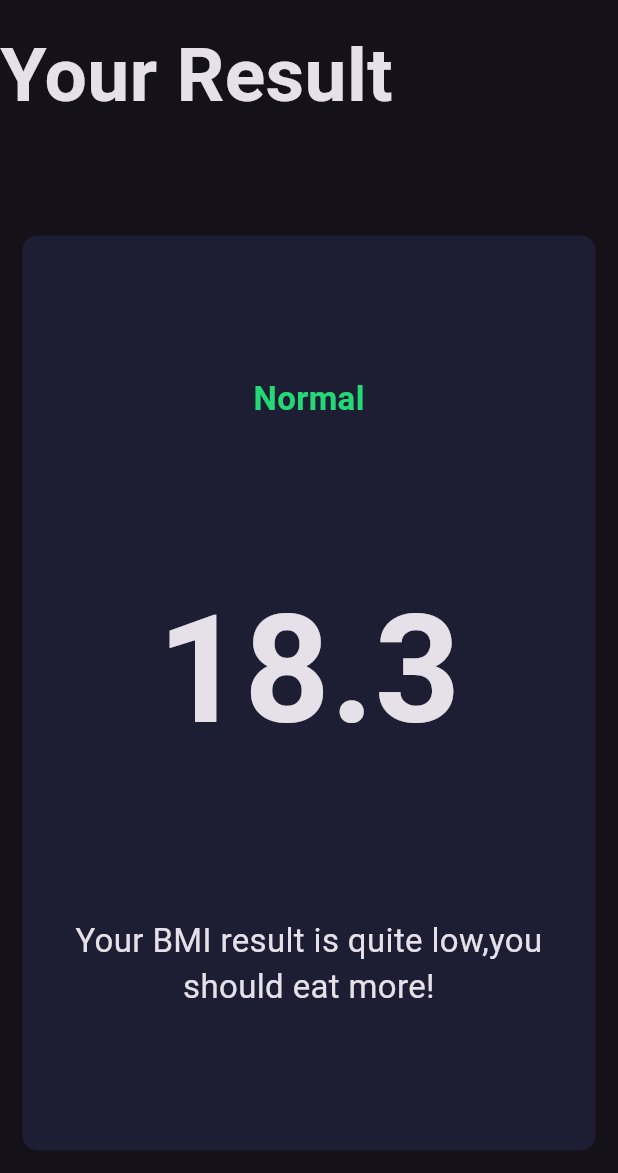
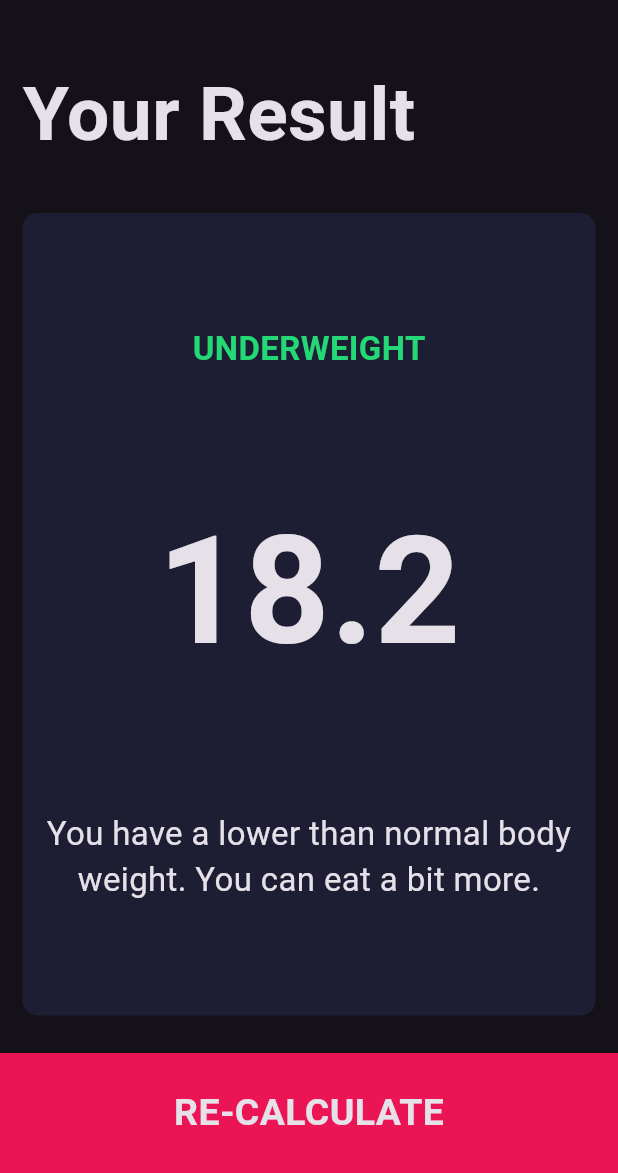
Before and after one commit to nicoleandlilli/BMI_Calculator, a Flutter app: the screen it shows after launch, after a tap on "CALCULATE", on a phone screen of 412 x 824 dp, the part 63-1236 px from its top. Run offline on Flutter 3.47's test engine with Material 3 defaults, Android fonts, the phone set to English and light mode, and no system bars; our stand-ins replace font_awesome_flutter.

Commit message:
result界面功能完成

```diff
--- /dev/null
+++ b/lib/calculator_brain.dart
@@ -0,0 +1,37 @@
+import 'dart:math';
+
+class CalculatorBrain {
+
+  CalculatorBrain({required this.height,required this.weight});
+
+  final int height;
+  final int weight;
+
+  double _bmi = 0.0;
+
+  String calculateBMI() {
+    _bmi = weight / pow(height/100,2);
+    return _bmi.toStringAsFixed(1);
+  }
+
+  String getResult() {
+    if(_bmi >= 25){
+      return 'Overweight';
+    }else if(_bmi > 18.5){
+      return 'Normal';
+    }else{
+      return 'Underweight';
+    }
+  }
+
+  String getInterpretation() {
+    if(_bmi >= 25){
+      return 'You have a higher than normal body weight. Try to exercise more.';
+    }else if(_bmi > 18.5){
+      return 'You have a normal body weight. Good job!';
+    }else{
+      return 'You have a lower than normal body weight. You can eat a bit more.';
+    }
+
+  }
+}
--- /dev/null
+++ b/lib/components/bottom_button.dart
@@ -0,0 +1,26 @@
+import 'package:flutter/cupertino.dart';
+
+import '../constants.dart';
+
+class BottomButton extends StatelessWidget {
+
+  BottomButton({required this.onTap,required this.buttonTitle});
+
+  final void Function() onTap;
+  final String buttonTitle;
+
+  @override
+  Widget build(BuildContext context) {
+    return GestureDetector(
+      onTap: onTap,
+      child: Container(
+        child: Center(child: Text(buttonTitle,style: kLargeButtonTextStyle,),),
+        color: kBottomContainerColor,
+        margin: EdgeInsets.only(top: 10.0),
+        // padding: EdgeInsets.only(bottom: 20.0),
+        width: double.infinity,
+        height: kBottomContainerHeight,
+      ),
+    );
+  }
+}
--- a/lib/icon_content.dart
+++ b/lib/components/icon_content.dart
@@ -1,5 +1,5 @@
 import 'package:flutter/material.dart';
-import 'constants.dart';
+import '../constants.dart';
 
 
 class IconContent extends StatelessWidget {
--- a/lib/input_page.dart
+++ b/lib/components/input_page.dart
@@ -1,8 +1,11 @@
 import 'package:flutter/material.dart';
-import 'package:flutter_demo/results_page.dart';
+import 'package:flutter_demo/calculator_brain.dart';
+import 'package:flutter_demo/components/results_page.dart';
+import 'package:flutter_demo/components/round_icon_button.dart';
+import 'bottom_button.dart';
 import 'icon_content.dart';
 import 'reusable_card.dart';
-import 'constants.dart';
+import '../constants.dart';
 import 'package:font_awesome_flutter/font_awesome_flutter.dart';
 
 enum Gender {
@@ -210,44 +213,20 @@ class _InputPageState extends State<InputPage> {
                 ),
               ],
             )),
-            GestureDetector(
+            BottomButton(buttonTitle: 'CALCULATE',
               onTap: (){
-                Navigator.push(context, MaterialPageRoute(builder: (context) => ResultsPage()));
-              },
-              child: Container(
-                child: Center(child: Text('CALCULATE',style: kLargeButtonTextStyle,),),
-                color: kBottomContainerColor,
-                margin: EdgeInsets.only(top: 10.0),
-                // padding: EdgeInsets.only(bottom: 20.0),
-                width: double.infinity,
-                height: kBottomContainerHeight,
-              ),
-            ),
+              CalculatorBrain calc =  CalculatorBrain(height: height, weight: weight);
+
+              Navigator.push(context,
+                  MaterialPageRoute(
+                      builder: (context) => ResultsPage(
+                        interpretation: calc.getInterpretation(),
+                        bmiResult: calc.calculateBMI(),
+                        resultText: calc.getResult(),
+
+                      )));
+            },),
           ],
         ));
   }
 }
-
-class RoundIconButton extends StatelessWidget{
-
-  RoundIconButton({required this.icon,required this.onPressed});
-
-  final IconData icon;
-  final void Function() onPressed;
-
-  @override
-  Widget build(BuildContext context) {
-    return RawMaterialButton(
-      child: Icon(icon),
-      elevation: 0.0,
-      constraints: BoxConstraints.tightFor(
-        width: 56.0,
-        height: 56.0,
-      ),
-      shape: CircleBorder(),
-      fillColor: Color(0xFF4C4F5E),
-      onPressed: onPressed,
-    );
-  }
-
-}
--- a/lib/results_page.dart
+++ b/lib/components/results_page.dart
@@ -1,8 +1,17 @@
 import 'package:flutter/material.dart';
+import 'package:flutter_demo/components/bottom_button.dart';
 import 'package:flutter_demo/constants.dart';
 import 'reusable_card.dart';
 
 class ResultsPage extends StatelessWidget {
+
+  ResultsPage({required this.interpretation, required this.bmiResult, required this.resultText});
+
+  final String bmiResult;
+  final String resultText;
+  final String interpretation;
+
+
   @override
   Widget build(BuildContext context) {
     return Scaffold(
@@ -22,11 +31,13 @@ class ResultsPage extends StatelessWidget {
           children: <Widget>[
             Expanded(
                 child: Container(
+                  padding: EdgeInsets.all(15.0),
+              alignment: Alignment.bottomLeft,
               child: Text(
                 'Your Result',
                 style: kTitleTextStyle,
               ),
-            )),
+            ),),
             Expanded(
               flex: 5,
               child: ReusableCard(
@@ -36,20 +47,24 @@ class ResultsPage extends StatelessWidget {
                   crossAxisAlignment: CrossAxisAlignment.center,
                   children: <Widget>[
                     Text(
-                      'Normal',
+                      resultText.toUpperCase(),
                       style: kResultTextStyle,
                     ),
                     Text(
-                      '18.3',
+                      bmiResult,
                       style: kBMITextStyle,
                     ),
-                    Text('Your BMI result is quite low,you should eat more!',style: kBodyTextStyle,
+                    Text(interpretation,style: kBodyTextStyle,
                     textAlign: TextAlign.center,),
                   ],
                 ),
                 onPress: () {},
               ),
-            )
+            ),
+            BottomButton(onTap: (){
+              Navigator.pop(context);
+            },
+                buttonTitle: 'RE-CALCULATE',)
           ],
         ));
   }
--- /dev/null
+++ b/lib/components/round_icon_button.dart
@@ -0,0 +1,26 @@
+import 'package:flutter/cupertino.dart';
+import 'package:flutter/material.dart';
+
+class RoundIconButton extends StatelessWidget{
+
+  RoundIconButton({required this.icon,required this.onPressed});
+
+  final IconData icon;
+  final void Function() onPressed;
+
+  @override
+  Widget build(BuildContext context) {
+    return RawMaterialButton(
+      child: Icon(icon),
+      elevation: 0.0,
+      constraints: BoxConstraints.tightFor(
+        width: 56.0,
+        height: 56.0,
+      ),
+      shape: CircleBorder(),
+      fillColor: Color(0xFF4C4F5E),
+      onPressed: onPressed,
+    );
+  }
+
+}
--- a/lib/main.dart
+++ b/lib/main.dart
@@ -1,7 +1,7 @@
 import 'package:flutter/material.dart';
-import 'package:flutter_demo/Screen2.dart';
-import 'Screen1.dart';
-import 'input_page.dart';
+import 'package:flutter_demo/screens/Screen2.dart';
+import 'screens/Screen1.dart';
+import 'components/input_page.dart';
 
 void main() => runApp( BMICalculator());
 
```
Also changed, not shown: lib/components/reusable_card.dart (renamed from lib/reusable_card.dart), lib/screens/Screen1.dart (renamed from lib/Screen1.dart), lib/screens/Screen2.dart (renamed from lib/Screen2.dart).
